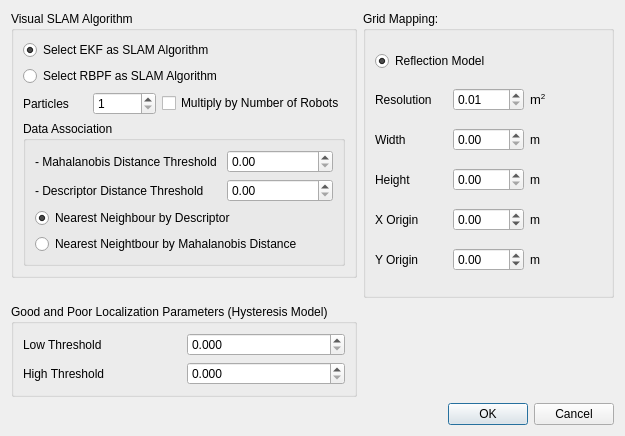
Before: the Qt Designer form trunk/ui/slamOptionsDialog.ui in DrJulia/mrxt, drawn with Qt 5.
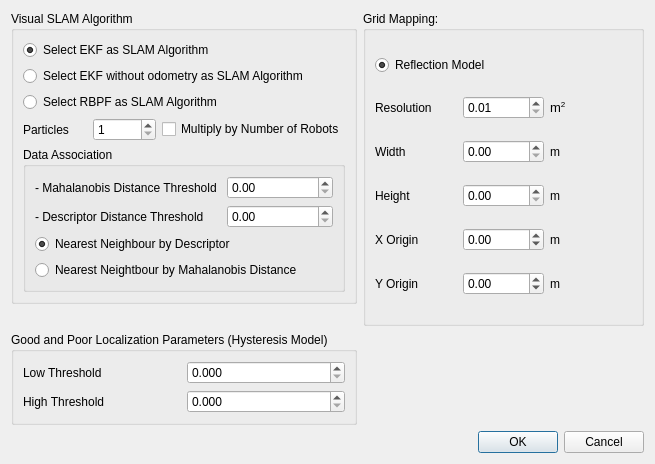
After: the same form once the commit is applied.

Diff of the .ui file:
```diff
--- a/trunk/ui/slamOptionsDialog.ui
+++ b/trunk/ui/slamOptionsDialog.ui
@@ -6,8 +6,8 @@
    <rect>
     <x>0</x>
     <y>0</y>
-    <width>625</width>
-    <height>436</height>
+    <width>655</width>
+    <height>464</height>
    </rect>
   </property>
   <property name="windowTitle">
@@ -196,54 +196,7 @@
       <bool>false</bool>
      </property>
      <layout class="QGridLayout" name="gridLayout_2">
-      <item row="0" column="0" colspan="3">
-       <widget class="QRadioButton" name="EKFRadioButton">
-        <property name="text">
-         <string>Select EKF as SLAM Algorithm</string>
-        </property>
-        <property name="checked">
-         <bool>true</bool>
-        </property>
-        <property name="autoRepeat">
-         <bool>false</bool>
-        </property>
-       </widget>
-      </item>
-      <item row="1" column="0" colspan="3">
-       <widget class="QRadioButton" name="RBPFRadioButton">
-        <property name="text">
-         <string>Select RBPF as SLAM Algorithm</string>
-        </property>
-        <property name="autoRepeat">
-         <bool>false</bool>
-        </property>
-       </widget>
-      </item>
-      <item row="2" column="0">
-       <widget class="QLabel" name="label">
-        <property name="text">
-         <string>Particles</string>
-        </property>
-       </widget>
-      </item>
-      <item row="2" column="1">
-       <widget class="QSpinBox" name="particlesSpinBox">
-        <property name="minimum">
-         <number>1</number>
-        </property>
-        <property name="maximum">
-         <number>2000</number>
-        </property>
-       </widget>
-      </item>
-      <item row="2" column="2">
-       <widget class="QCheckBox" name="MultiplyPerRobotsCheckBox">
-        <property name="text">
-         <string>Multiply by Number of Robots</string>
-        </property>
-       </widget>
-      </item>
-      <item row="3" column="0" colspan="3">
+      <item row="4" column="0" colspan="3">
        <widget class="QGroupBox" name="groupBox_3">
         <property name="title">
          <string>Data Association</string>
@@ -303,6 +256,60 @@
         </layout>
        </widget>
       </item>
+      <item row="0" column="0" colspan="3">
+       <widget class="QRadioButton" name="EKFRadioButton">
+        <property name="text">
+         <string>Select EKF as SLAM Algorithm</string>
+        </property>
+        <property name="checked">
+         <bool>true</bool>
+        </property>
+        <property name="autoRepeat">
+         <bool>false</bool>
+        </property>
+       </widget>
+      </item>
+      <item row="2" column="0" colspan="3">
+       <widget class="QRadioButton" name="RBPFRadioButton">
+        <property name="text">
+         <string>Select RBPF as SLAM Algorithm</string>
+        </property>
+        <property name="autoRepeat">
+         <bool>false</bool>
+        </property>
+       </widget>
+      </item>
+      <item row="3" column="0">
+       <widget class="QLabel" name="label">
+        <property name="text">
+         <string>Particles</string>
+        </property>
+       </widget>
+      </item>
+      <item row="3" column="1">
+       <widget class="QSpinBox" name="particlesSpinBox">
+        <property name="minimum">
+         <number>1</number>
+        </property>
+        <property name="maximum">
+         <number>2000</number>
+        </property>
+       </widget>
+      </item>
+      <item row="3" column="2">
+       <widget class="QCheckBox" name="MultiplyPerRobotsCheckBox">
+        <property name="text">
+         <string>Multiply by Number of Robots</string>
+        </property>
+       </widget>
+      </item>
+      <item row="1" column="0" colspan="3">
+       <widget class="QRadioButton" name="EKF2RadioButton">
+        <property name="text">
+         <string>Select EKF without odometry as SLAM Algorithm</string>
+        </property>
+       </widget>
+      </item>
      </layout>
     </widget>
    </item>
```
